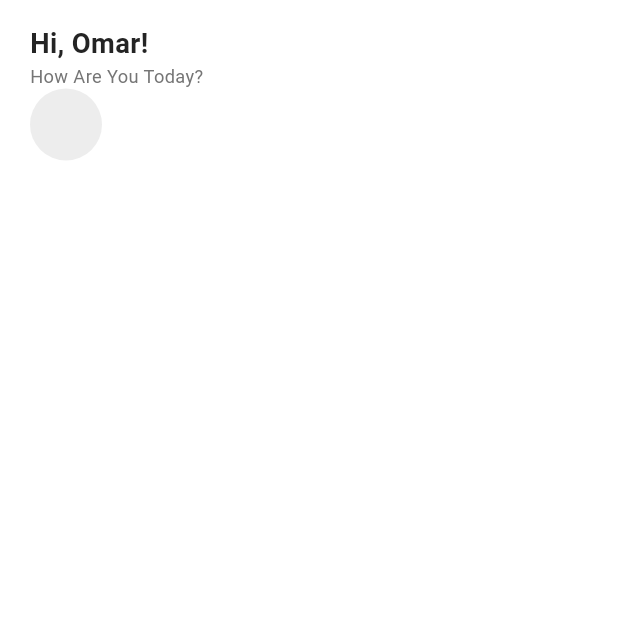
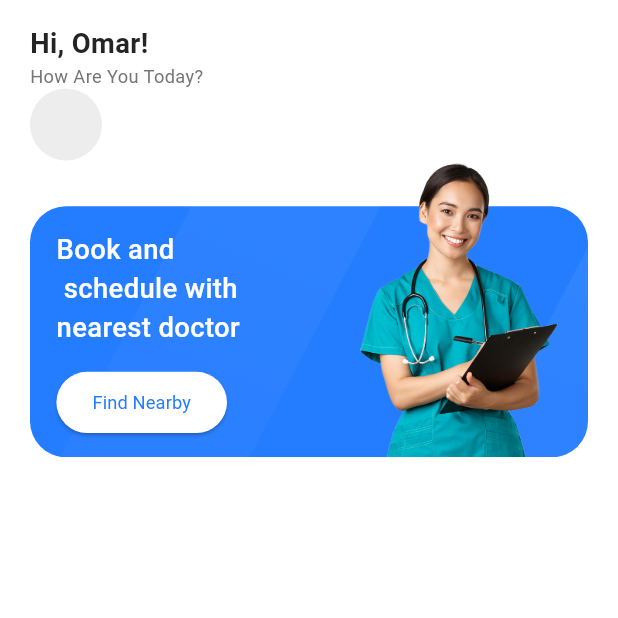
Before and after one commit to Sara-labib/doctor_app, a Flutter app: the HomeScreen screen opened by its route, on a phone screen of 412 x 824 dp, the top half of it. Run offline on Flutter 3.47's test engine with Material 3 defaults, Android fonts, the phone set to English and light mode, and no system bars; our stand-ins replace bloc, dio, firebase_core, flutter_bloc, flutter_screenutil, flutter_svg and 4 more; accounts and stored records are empty; generated files the repository leaves out were written again.

Commit message:
-added some text styles -added home blue container ui

```diff
--- a/lib/core/theming/styles.dart
+++ b/lib/core/theming/styles.dart
@@ -47,6 +47,11 @@ class TextStyles {
       fontWeight: FontWeightHelper.medium,
       color: Colors.white);
 
+  static TextStyle font18WhiteMedium = TextStyle(
+      fontSize: 18.sp,
+      fontWeight: FontWeightHelper.medium,
+      color: Colors.white);
+
   static TextStyle font14DarkBlueMedium = TextStyle(
       fontSize: 14.sp,
       fontWeight: FontWeightHelper.medium,
@@ -60,6 +65,11 @@ class TextStyles {
   static TextStyle font13BlueSemiBold = TextStyle(
       fontSize: 13.sp,
       fontWeight: FontWeightHelper.semiBold,
+      color: ColorsManager.mainBlue);
+
+  static TextStyle font12BlueRegular = TextStyle(
+      fontSize: 12.sp,
+      fontWeight: FontWeightHelper.regular,
       color: ColorsManager.mainBlue);
 
   static TextStyle font13BlueRegular = TextStyle(
--- a/lib/features/home/ui/home_screen.dart
+++ b/lib/features/home/ui/home_screen.dart
@@ -1,3 +1,4 @@
+import 'package:doctor_app/features/home/ui/widgets/doctors_blue_container.dart';
 import 'package:doctor_app/features/home/ui/widgets/home_top_bar.dart';
 import 'package:flutter/material.dart';
 
@@ -13,7 +14,8 @@ class HomeScreen extends StatelessWidget {
         margin: const EdgeInsets.fromLTRB(20, 16, 20, 28),
         child: const Column(
           crossAxisAlignment: CrossAxisAlignment.start,
-          children: [HomeTopBar()],
+          children: [HomeTopBar(),
+          DoctorsBlueContainer()],
         ),
       ),
     ));
--- /dev/null
+++ b/lib/features/home/ui/widgets/doctors_blue_container.dart
@@ -0,0 +1,66 @@
+import 'package:doctor_app/core/helpers/spacing.dart';
+import 'package:doctor_app/core/theming/styles.dart';
+import 'package:flutter/material.dart';
+import 'package:flutter/widgets.dart';
+import 'package:flutter_screenutil/flutter_screenutil.dart';
+
+class DoctorsBlueContainer extends StatelessWidget {
+  const DoctorsBlueContainer({super.key});
+
+  @override
+  Widget build(BuildContext context) {
+    return SizedBox(
+      height: 195.h,
+      child: Stack(
+        alignment: Alignment.bottomCenter,
+        children: [
+          Container(
+            width: double.infinity,
+            height: 165.h,
+            padding: EdgeInsets.symmetric(horizontal: 16.w, vertical: 16.h),
+            decoration: BoxDecoration(
+              borderRadius: BorderRadius.circular(24.0),
+              image: const DecorationImage(
+                  image: AssetImage(
+                    "assets/images/home_blue_pattern.png",
+                  ),
+                  fit: BoxFit.cover),
+            ),
+            child: Column(
+              crossAxisAlignment: CrossAxisAlignment.start,
+              children: [
+                Text(
+                  "Book and\n schedule with\nnearest doctor",
+                  textAlign: TextAlign.start,
+                  style: TextStyles.font18WhiteMedium,
+                ),
+                verticalSpace(16),
+                Expanded(
+                  child: ElevatedButton(
+                    onPressed: () {},
+                    style: ElevatedButton.styleFrom(
+                      backgroundColor: Colors.white,
+                      shape: RoundedRectangleBorder(
+                        borderRadius: BorderRadius.circular(48.0),
+                      ),
+                    ),
+                    child: Text(
+                      "Find Nearby",
+                      style: TextStyles.font12BlueRegular,
+                    ),
+                  ),
+                ),
+              ],
+            ),
+          ),
+          Positioned(
+            right: 16,
+            top: 0,
+            height: 200.h,
+            child: Image.asset('assets/images/home_doctor.png'),
+          )
+        ],
+      ),
+    );
+  }
+}
```
Also changed, not shown: assets/images/home_blue_pattern.png (added), assets/images/home_doctor.png (added).
